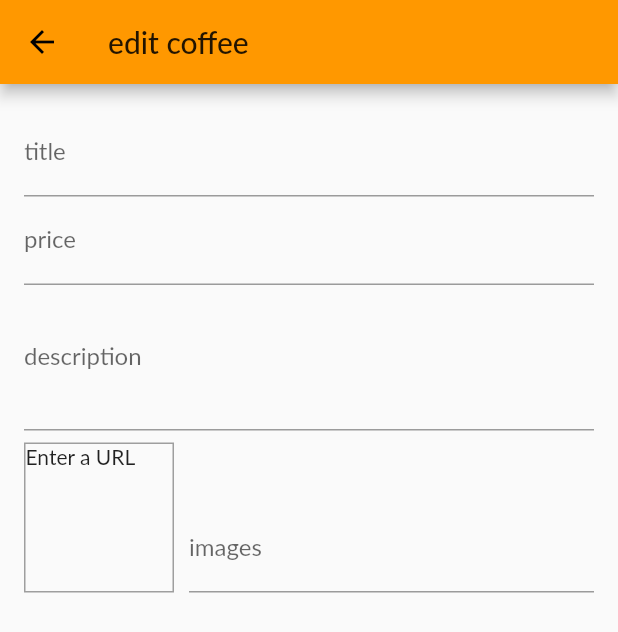
After one commit to riy0/drink_estimator, a Flutter app: the EditProductScreen screen opened by its route, on a phone screen of 412 x 824 dp. The commit adds this screen. Shown: the top 632 px of the screen. Run offline on Flutter 3.47's test engine with Material 2 defaults, Android fonts, the phone set to English and light mode, and no system bars; network calls fail; Roboto replaces fonts that are missing (Lato).

Commit message:
add/ new data input forms

```diff
--- a/lib/main.dart
+++ b/lib/main.dart
@@ -8,6 +8,8 @@ import './screens/cart_screen.dart';
 import './screens/orders_screen.dart';
 import './screens/product_detail_screen.dart';
 import './screens/products_overview_screen.dart';
+import './screens/user_products_screen.dart';
+import './screens/edit_product_screen.dart';
 
 void main() => runApp(MyApp());
 
@@ -38,6 +40,8 @@ class MyApp extends StatelessWidget {
             ProductDetailScreen.routeName: (ctx) => ProductDetailScreen(),
             CartScreen.routeName: (ctx) => CartScreen(),
             OrdersScreen.routeName: (ctx) => OrdersScreen(),
+            UserProductsScreen.routeName: (ctx) => UserProductsScreen(),
+            EditProductScreen.routeName: (ctx) => EditProductScreen(),
           }),
     );
   }
--- a/lib/providers/product.dart
+++ b/lib/providers/product.dart
@@ -21,3 +21,4 @@ class Product with ChangeNotifier {
     isFavorite = !isFavorite;
     notifyListeners();
   }
+}
--- /dev/null
+++ b/lib/screens/edit_product_screen.dart
@@ -0,0 +1,113 @@
+import 'package:flutter/material.dart';
+import 'package:provider/provider.dart';
+
+class EditProductScreen extends StatefulWidget {
+  static const routeName = '/edit-product';
+
+  @override
+  _EditProductScreenState createState() => _EditProductScreenState();
+}
+
+class _EditProductScreenState extends State<EditProductScreen> {
+  final _priceFocusNode = FocusNode();
+  final _descriptionFocusNode = FocusNode();
+  final _imageUrlController = TextEditingController();
+  final _imageUrlFocusNode = FocusNode();
+
+  @override
+  void initState() {
+    _imageUrlFocusNode.addListener(_updateImageUrl);
+    super.initState();
+  }
+
+  @override
+  void dispose() {
+    _priceFocusNode.dispose();
+    _descriptionFocusNode.dispose();
+    _imageUrlController.dispose();
+    _imageUrlFocusNode.dispose();
+    _imageUrlFocusNode.removeListener(_updateImageUrl);
+    super.dispose();
+  }
+
+  void _updateImageUrl() {
+    if (!_imageUrlFocusNode.hasFocus) {
+      setState(() {});
+    }
+  }
+
+  @override
+  Widget build(BuildContext context) {
+    return Scaffold(
+      appBar: AppBar(
+        title: Text('edit coffee'),
+      ),
+      body: Padding(
+        padding: const EdgeInsets.all(16),
+        child: Form(
+          child: ListView(
+            children: <Widget>[
+              TextFormField(
+                decoration: InputDecoration(labelText: 'title'),
+                textInputAction: TextInputAction.next,
+                onFieldSubmitted: (_) {
+                  FocusScope.of(context).requestFocus(_priceFocusNode);
+                },
+              ),
+              TextFormField(
+                decoration: InputDecoration(labelText: 'price'),
+                textInputAction: TextInputAction.next,
+                keyboardType: TextInputType.number,
+                focusNode: _priceFocusNode,
+                onFieldSubmitted: (_) {
+                  FocusScope.of(context).requestFocus(_descriptionFocusNode);
+                },
+              ),
+              TextFormField(
+                decoration: InputDecoration(labelText: 'description'),
+                maxLines: 3,
+                keyboardType: TextInputType.multiline,
+                focusNode: _descriptionFocusNode,
+              ),
+              Row(
+                crossAxisAlignment: CrossAxisAlignment.end,
+                children: <Widget>[
+                  Container(
+                    width: 100,
+                    height: 100,
+                    margin: EdgeInsets.only(top: 8, right: 10),
+                    decoration: BoxDecoration(
+                      border: Border.all(
+                        width: 1,
+                        color: Colors.grey,
+                      ),
+                    ),
+                    child: _imageUrlController.text.isEmpty
+                        ? Text('Enter a URL')
+                        : FittedBox(
+                            child: Image.network(
+                              _imageUrlController.text,
+                              fit: BoxFit.cover,
+                            ),
+                          ),
+                  ),
+                  Expanded(
+                    child: TextFormField(
+                      decoration: InputDecoration(
+                        labelText: 'images',
+                      ),
+                      keyboardType: TextInputType.url,
+                      textInputAction: TextInputAction.done,
+                      controller: _imageUrlController,
+                      focusNode: _imageUrlFocusNode,
+                    ),
+                  ),
+                ],
+              )
+            ],
+          ),
+        ),
+      ),
+    );
+  }
+}
--- a/lib/widgets/app_drawer.dart
+++ b/lib/widgets/app_drawer.dart
@@ -1,6 +1,7 @@
 import 'package:flutter/material.dart';
 
 import '../screens/orders_screen.dart';
+import '../screens/user_products_screen.dart';
 
 class AppDrawer extends StatelessWidget {
   @override
@@ -29,6 +30,15 @@ class AppDrawer extends StatelessWidget {
                   .pushReplacementNamed(OrdersScreen.routeName);
             },
           ),
+          Divider(),
+          ListTile(
+            leading: Icon(Icons.edit),
+            title: Text('Manage'),
+            onTap: () {
+              Navigator.of(context)
+                  .pushReplacementNamed(UserProductsScreen.routeName);
+            },
+          ),
         ],
       ),
     );
```
Also changed, not shown: lib/screens/user_products_screen.dart (added, +44 -0 lines), lib/widgets/product_item.dart (+0 -7 lines), lib/widgets/user_product_item.dart (added, +35 -0 lines).
